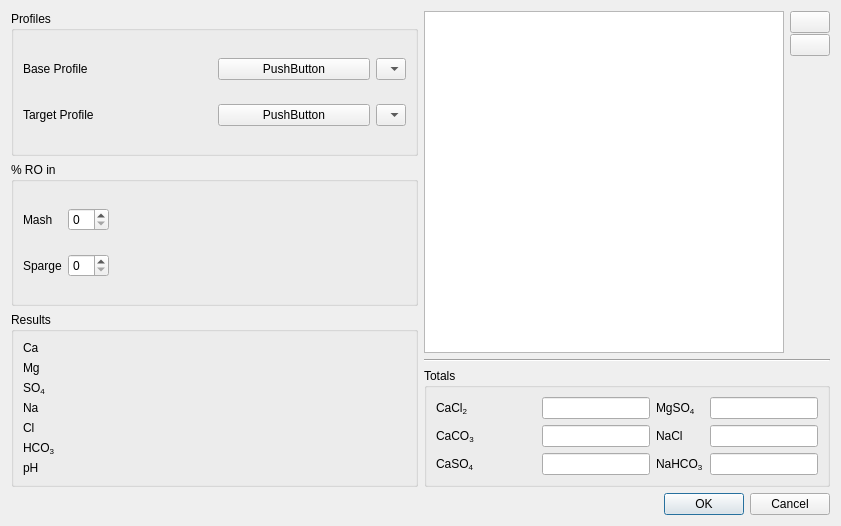
First picture: the form in ui/waterDialog.ui, repository Brewtarget/brewtarget, before the edit.
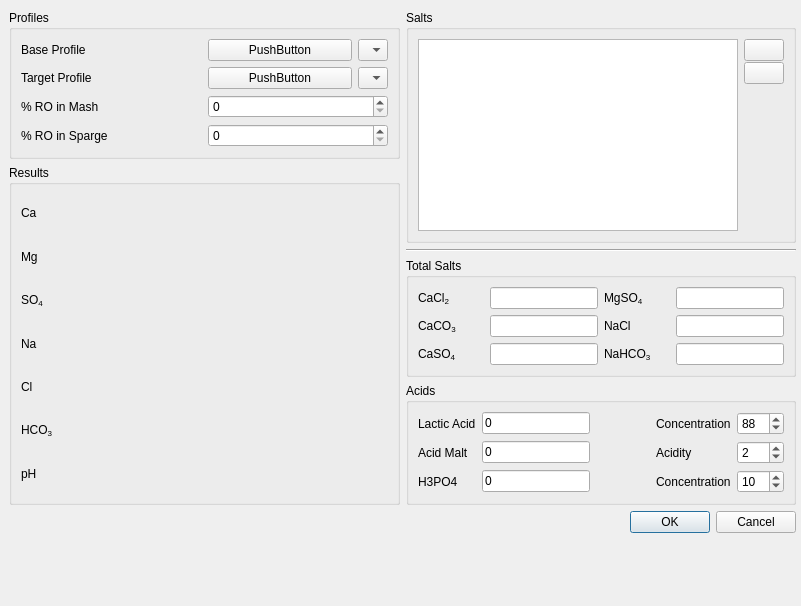
Second picture: the form after the edit. Icons and pictures are not drawn. Custom widgets are drawn as their Qt base class.

Diff of the .ui file:
```diff
--- a/ui/waterDialog.ui
+++ b/ui/waterDialog.ui
@@ -6,8 +6,8 @@
    <rect>
     <x>0</x>
     <y>0</y>
-    <width>841</width>
-    <height>526</height>
+    <width>801</width>
+    <height>606</height>
    </rect>
   </property>
   <property name="sizePolicy">
@@ -25,57 +25,26 @@
   <property name="windowTitle">
    <string>Dialog</string>
   </property>
-  <layout class="QVBoxLayout" name="verticalLayout_3">
+  <widget class="QWidget" name="layoutWidget">
+   <property name="geometry">
+    <rect>
+     <x>9</x>
+     <y>10</y>
+     <width>787</width>
+     <height>613</height>
+    </rect>
+   </property>
+   <layout class="QVBoxLayout" name="verticalLayout_4">
    <item>
-    <layout class="QHBoxLayout" name="horizontalLayout_2">
+     <layout class="QHBoxLayout" name="horizontalLayout">
      <item>
-      <layout class="QVBoxLayout" name="verticalLayout_left">
+       <layout class="QVBoxLayout" name="verticalLayout_left" stretch="0,1">
        <item>
         <widget class="QGroupBox" name="groupBox_profiles">
          <property name="title">
           <string>Profiles</string>
          </property>
          <layout class="QGridLayout" name="gridLayout_2">
-          <item row="1" column="0">
-           <widget class="QLabel" name="label_targetProfile">
-            <property name="text">
-             <string>Target Profile</string>
-            </property>
-           </widget>
-          </item>
-          <item row="0" column="1">
-           <layout class="QHBoxLayout" name="horizontalLayout_baseButtons">
-            <item>
-             <widget class="WaterButton" name="baseProfileButton">
-              <property name="text">
-               <string>PushButton</string>
-              </property>
-             </widget>
-            </item>
-            <item>
-             <widget class="CustomComboBox" name="baseProfileCombo">
-              <property name="sizePolicy">
-               <sizepolicy hsizetype="Minimum" vsizetype="Fixed">
-                <horstretch>0</horstretch>
-                <verstretch>0</verstretch>
-               </sizepolicy>
-              </property>
-              <property name="minimumSize">
-               <size>
-                <width>30</width>
-                <height>0</height>
-               </size>
-              </property>
-              <property name="maximumSize">
-               <size>
-                <width>30</width>
-                <height>16777215</height>
-               </size>
-              </property>
-             </widget>
-            </item>
-           </layout>
-          </item>
           <item row="0" column="0">
            <widget class="QLabel" name="label_baseProfile">
             <property name="text">
@@ -83,6 +52,23 @@
             </property>
            </widget>
           </item>
+           <item row="2" column="1">
+            <widget class="QSpinBox" name="spinBox_mashRO"/>
+           </item>
+           <item row="3" column="0">
+            <widget class="QLabel" name="label_spargeRO">
+             <property name="text">
+              <string>% RO in Sparge</string>
+             </property>
+            </widget>
+           </item>
+           <item row="1" column="0">
+            <widget class="QLabel" name="label_targetProfile">
+             <property name="text">
+              <string>Target Profile</string>
+             </property>
+            </widget>
+           </item>
           <item row="1" column="1">
            <layout class="QHBoxLayout" name="horizontalLayout_targetButtons">
             <item>
@@ -116,48 +102,49 @@
             </item>
            </layout>
           </item>
-         </layout>
-        </widget>
-       </item>
-       <item>
-        <widget class="QGroupBox" name="groupBox_percentRO">
-         <property name="title">
-          <string>% RO in</string>
-         </property>
-         <layout class="QGridLayout" name="gridLayout_3">
-          <item row="1" column="1">
-           <widget class="QLabel" name="label_spargeRO">
-            <property name="text">
-             <string>Sparge</string>
-            </property>
-           </widget>
-          </item>
-          <item row="1" column="2">
+           <item row="3" column="1">
            <widget class="QSpinBox" name="spinBox_spargeRO"/>
           </item>
-          <item row="0" column="2">
-           <widget class="QSpinBox" name="spinBox_mashRO"/>
-          </item>
           <item row="0" column="1">
+            <layout class="QHBoxLayout" name="horizontalLayout_baseButtons">
+             <item>
+              <widget class="WaterButton" name="baseProfileButton">
+               <property name="text">
+                <string>PushButton</string>
+               </property>
+              </widget>
+             </item>
+             <item>
+              <widget class="CustomComboBox" name="baseProfileCombo">
+               <property name="sizePolicy">
+                <sizepolicy hsizetype="Minimum" vsizetype="Fixed">
+                 <horstretch>0</horstretch>
+                 <verstretch>0</verstretch>
+                </sizepolicy>
+               </property>
+               <property name="minimumSize">
+                <size>
+                 <width>30</width>
+                 <height>0</height>
+                </size>
+               </property>
+               <property name="maximumSize">
+                <size>
+                 <width>30</width>
+                 <height>16777215</height>
+                </size>
+               </property>
+              </widget>
+             </item>
+            </layout>
+           </item>
+           <item row="2" column="0">
            <widget class="QLabel" name="label_mashRO">
             <property name="text">
-             <string>Mash</string>
+              <string>% RO in Mash</string>
             </property>
            </widget>
           </item>
-          <item row="0" column="3">
-           <spacer name="horizontalSpacer">
-            <property name="orientation">
-             <enum>Qt::Horizontal</enum>
-            </property>
-            <property name="sizeHint" stdset="0">
-             <size>
-              <width>40</width>
-              <height>20</height>
-             </size>
-            </property>
-           </spacer>
-          </item>
          </layout>
         </widget>
        </item>
@@ -404,11 +391,22 @@
       </layout>
      </item>
      <item>
-      <layout class="QVBoxLayout" name="verticalLayout_2">
+       <layout class="QVBoxLayout" name="verticalLayout_3">
        <item>
-        <layout class="QHBoxLayout" name="horizontalLayout">
+         <widget class="QGroupBox" name="groupBox">
+          <property name="title">
+           <string>Salts</string>
+          </property>
+          <property name="flat">
+           <bool>true</bool>
+          </property>
+          <layout class="QHBoxLayout" name="horizontalLayout_3">
          <item>
-          <widget class="QTableView" name="tableView_salts"/>
+            <widget class="QTableView" name="tableView_salts">
+             <property name="alternatingRowColors">
+              <bool>true</bool>
+             </property>
+            </widget>
          </item>
          <item>
           <layout class="QVBoxLayout" name="verticalLayout_ferm">
@@ -459,6 +457,7 @@
           </layout>
          </item>
         </layout>
+         </widget>
        </item>
        <item>
         <widget class="Line" name="line">
@@ -470,109 +469,20 @@
        <item>
         <widget class="QGroupBox" name="groupBox_total">
          <property name="title">
-          <string>Totals</string>
+           <string>Total Salts</string>
          </property>
          <layout class="QGridLayout" name="gridLayout">
-          <item row="2" column="0">
-           <layout class="QHBoxLayout" name="horizontalLayout_totalcaso4">
-            <item>
-             <widget class="BtMassLabel" name="label_totalcaso4">
-              <property name="text">
-               <string>&lt;html&gt;&lt;head/&gt;&lt;body&gt;&lt;p&gt;CaSO&lt;span style=&quot; vertical-align:sub;&quot;&gt;4&lt;/span&gt;&lt;/p&gt;&lt;/body&gt;&lt;/html&gt;</string>
-              </property>
-              <property name="buddy">
-               <cstring>lineEdit_totalcaso4</cstring>
-              </property>
-             </widget>
-            </item>
-            <item>
-             <widget class="BtMassEdit" name="lineEdit_totalcaso4">
-              <property name="sizePolicy">
-               <sizepolicy hsizetype="Minimum" vsizetype="Fixed">
-                <horstretch>0</horstretch>
-                <verstretch>0</verstretch>
-               </sizepolicy>
-              </property>
-              <property name="maximumSize">
-               <size>
-                <width>16777215</width>
-                <height>16777215</height>
-               </size>
-              </property>
-             </widget>
-            </item>
-           </layout>
-          </item>
-          <item row="0" column="1">
-           <layout class="QHBoxLayout" name="horizontalLayout_totalmgso4">
-            <item>
-             <widget class="BtMassLabel" name="label_totalmgs04">
-              <property name="text">
-               <string>&lt;html&gt;&lt;head/&gt;&lt;body&gt;&lt;p&gt;MgSO&lt;span style=&quot; vertical-align:sub;&quot;&gt;4&lt;/span&gt;&lt;/p&gt;&lt;/body&gt;&lt;/html&gt;</string>
-              </property>
-              <property name="buddy">
-               <cstring>lineEdit_totalmgso4</cstring>
-              </property>
-             </widget>
-            </item>
-            <item>
-             <widget class="BtMassEdit" name="lineEdit_totalmgso4">
-              <property name="sizePolicy">
-               <sizepolicy hsizetype="Minimum" vsizetype="Fixed">
-                <horstretch>0</horstretch>
-                <verstretch>0</verstretch>
-               </sizepolicy>
-              </property>
-              <property name="maximumSize">
-               <size>
-                <width>16777215</width>
-                <height>16777215</height>
-               </size>
-              </property>
-             </widget>
-            </item>
-           </layout>
-          </item>
-          <item row="2" column="1">
-           <layout class="QHBoxLayout" name="horizontalLayout_totalnahco3">
-            <item>
-             <widget class="BtMassLabel" name="label_totalnahco3">
-              <property name="text">
-               <string>&lt;html&gt;&lt;head/&gt;&lt;body&gt;&lt;p&gt;NaHCO&lt;span style=&quot; vertical-align:sub;&quot;&gt;3&lt;/span&gt;&lt;/p&gt;&lt;/body&gt;&lt;/html&gt;</string>
-              </property>
-              <property name="buddy">
-               <cstring>lineEdit_totalnahco3</cstring>
-              </property>
-             </widget>
-            </item>
-            <item>
-             <widget class="BtMassEdit" name="lineEdit_totalnahco3">
-              <property name="sizePolicy">
-               <sizepolicy hsizetype="Minimum" vsizetype="Fixed">
-                <horstretch>0</horstretch>
-                <verstretch>0</verstretch>
-               </sizepolicy>
-              </property>
-              <property name="maximumSize">
-               <size>
-                <width>16777215</width>
-                <height>16777215</height>
-               </size>
-              </property>
-             </widget>
-            </item>
-           </layout>
-          </item>
-          <item row="0" column="0">
-           <layout class="QHBoxLayout" name="horizontalLayout_totalcacl2">
-            <item>
+           <item row="0" column="0" colspan="2">
              <widget class="BtMassLabel" name="label_totalcacl2">
               <property name="sizePolicy">
-               <sizepolicy hsizetype="Expanding" vsizetype="Preferred">
+              <sizepolicy hsizetype="Minimum" vsizetype="Fixed">
                 <horstretch>0</horstretch>
                 <verstretch>0</verstretch>
                </sizepolicy>
               </property>
+             <property name="contextMenuPolicy">
+              <enum>Qt::CustomContextMenu</enum>
+             </property>
               <property name="text">
                <string>&lt;html&gt;&lt;head/&gt;&lt;body&gt;&lt;p&gt;CaCl&lt;span style=&quot; vertical-align:sub;&quot;&gt;2&lt;/span&gt;&lt;/p&gt;&lt;/body&gt;&lt;/html&gt;</string>
               </property>
@@ -581,7 +491,7 @@
               </property>
              </widget>
             </item>
-            <item>
+           <item row="0" column="2" colspan="2">
              <widget class="BtMassEdit" name="lineEdit_totalcacl2">
               <property name="sizePolicy">
                <sizepolicy hsizetype="Minimum" vsizetype="Fixed">
@@ -595,24 +505,38 @@
                 <height>16777215</height>
                </size>
               </property>
-             </widget>
-            </item>
-           </layout>
-          </item>
-          <item row="1" column="1">
-           <layout class="QHBoxLayout" name="horizontalLayout_totalnacl">
-            <item>
-             <widget class="BtMassLabel" name="label_totalnacl">
+             <property name="focusPolicy">
+              <enum>Qt::NoFocus</enum>
+             </property>
+             <property name="acceptDrops">
+              <bool>false</bool>
+             </property>
+             <property name="readOnly">
+              <bool>true</bool>
+             </property>
+            </widget>
+           </item>
+           <item row="0" column="4" colspan="2">
+            <widget class="BtMassLabel" name="label_totalmgs04">
+             <property name="sizePolicy">
+              <sizepolicy hsizetype="Minimum" vsizetype="Fixed">
+               <horstretch>0</horstretch>
+               <verstretch>0</verstretch>
+              </sizepolicy>
+             </property>
+             <property name="contextMenuPolicy">
+              <enum>Qt::CustomContextMenu</enum>
+             </property>
               <property name="text">
-               <string>&lt;html&gt;&lt;head/&gt;&lt;body&gt;&lt;p&gt;NaCl&lt;/p&gt;&lt;/body&gt;&lt;/html&gt;</string>
+              <string>&lt;html&gt;&lt;head/&gt;&lt;body&gt;&lt;p&gt;MgSO&lt;span style=&quot; vertical-align:sub;&quot;&gt;4&lt;/span&gt;&lt;/p&gt;&lt;/body&gt;&lt;/html&gt;</string>
               </property>
               <property name="buddy">
-               <cstring>lineEdit_totalnacl</cstring>
+              <cstring>lineEdit_totalmgso4</cstring>
               </property>
              </widget>
             </item>
-            <item>
-             <widget class="BtMassEdit" name="lineEdit_totalnacl">
+           <item row="0" column="6" colspan="2">
+            <widget class="BtMassEdit" name="lineEdit_totalmgso4">
               <property name="sizePolicy">
                <sizepolicy hsizetype="Minimum" vsizetype="Fixed">
                 <horstretch>0</horstretch>
@@ -625,14 +549,28 @@
                 <height>16777215</height>
                </size>
               </property>
-             </widget>
-            </item>
-           </layout>
-          </item>
-          <item row="1" column="0">
-           <layout class="QHBoxLayout" name="horizontalLayout_totalcaco3">
-            <item>
+             <property name="focusPolicy">
+              <enum>Qt::NoFocus</enum>
+             </property>
+             <property name="acceptDrops">
+              <bool>false</bool>
+             </property>
+             <property name="readOnly">
+              <bool>true</bool>
+             </property>
+            </widget>
+           </item>
+           <item row="1" column="0" colspan="2">
              <widget class="BtMassLabel" name="label_totalcaco3">
+             <property name="sizePolicy">
+              <sizepolicy hsizetype="Minimum" vsizetype="Fixed">
+               <horstretch>0</horstretch>
+               <verstretch>0</verstretch>
+              </sizepolicy>
+             </property>
+             <property name="contextMenuPolicy">
+              <enum>Qt::CustomContextMenu</enum>
+             </property>
               <property name="text">
                <string>&lt;html&gt;&lt;head/&gt;&lt;body&gt;&lt;p&gt;CaCO&lt;span style=&quot; vertical-align:sub;&quot;&gt;3&lt;/span&gt;&lt;/p&gt;&lt;/body&gt;&lt;/html&gt;</string>
               </property>
@@ -641,7 +579,7 @@
               </property>
              </widget>
             </item>
-            <item>
+           <item row="1" column="2" colspan="2">
              <widget class="BtMassEdit" name="lineEdit_totalcaco3">
               <property name="sizePolicy">
                <sizepolicy hsizetype="Minimum" vsizetype="Fixed">
@@ -655,12 +593,300 @@
                 <height>16777215</height>
                </size>
               </property>
-             </widget>
-            </item>
-           </layout>
-          </item>
-         </layout>
-        </widget>
+             <property name="focusPolicy">
+              <enum>Qt::NoFocus</enum>
+             </property>
+             <property name="acceptDrops">
+              <bool>false</bool>
+             </property>
+             <property name="readOnly">
+              <bool>true</bool>
+             </property>
+            </widget>
+           </item>
+           <item row="1" column="4" colspan="2">
+            <widget class="BtMassLabel" name="label_totalnacl">
+             <property name="sizePolicy">
+              <sizepolicy hsizetype="Minimum" vsizetype="Fixed">
+               <horstretch>0</horstretch>
+               <verstretch>0</verstretch>
+              </sizepolicy>
+             </property>
+             <property name="minimumSize">
+              <size>
+               <width>0</width>
+               <height>0</height>
+              </size>
+             </property>
+             <property name="maximumSize">
+              <size>
+               <width>16777215</width>
+               <height>16777215</height>
+              </size>
+             </property>
+             <property name="contextMenuPolicy">
+              <enum>Qt::CustomContextMenu</enum>
+             </property>
+             <property name="text">
+              <string>&lt;html&gt;&lt;head/&gt;&lt;body&gt;&lt;p&gt;NaCl  &lt;/p&gt;&lt;/body&gt;&lt;/html&gt;</string>
+             </property>
+             <property name="buddy">
+              <cstring>lineEdit_totalnacl</cstring>
+             </property>
+            </widget>
+           </item>
+           <item row="1" column="6" colspan="2">
+            <widget class="BtMassEdit" name="lineEdit_totalnacl">
+             <property name="sizePolicy">
+              <sizepolicy hsizetype="Minimum" vsizetype="Fixed">
+               <horstretch>0</horstretch>
+               <verstretch>0</verstretch>
+              </sizepolicy>
+             </property>
+             <property name="maximumSize">
+              <size>
+               <width>16777215</width>
+               <height>16777215</height>
+              </size>
+             </property>
+             <property name="focusPolicy">
+              <enum>Qt::NoFocus</enum>
+             </property>
+             <property name="readOnly">
+              <bool>true</bool>
+             </property>
+            </widget>
+           </item>
+           <item row="2" column="0" colspan="2">
+            <widget class="BtMassLabel" name="label_totalcaso4">
+             <property name="sizePolicy">
+              <sizepolicy hsizetype="Minimum" vsizetype="Fixed">
+               <horstretch>0</horstretch>
+               <verstretch>0</verstretch>
+              </sizepolicy>
+             </property>
+             <property name="contextMenuPolicy">
+              <enum>Qt::CustomContextMenu</enum>
+             </property>
+             <property name="text">
+              <string>&lt;html&gt;&lt;head/&gt;&lt;body&gt;&lt;p&gt;CaSO&lt;span style=&quot; vertical-align:sub;&quot;&gt;4&lt;/span&gt;&lt;/p&gt;&lt;/body&gt;&lt;/html&gt;</string>
+             </property>
+             <property name="buddy">
+              <cstring>lineEdit_totalcaso4</cstring>
+             </property>
+            </widget>
+           </item>
+           <item row="2" column="2" colspan="2">
+            <widget class="BtMassEdit" name="lineEdit_totalcaso4">
+             <property name="sizePolicy">
+              <sizepolicy hsizetype="Minimum" vsizetype="Fixed">
+               <horstretch>0</horstretch>
+               <verstretch>0</verstretch>
+              </sizepolicy>
+             </property>
+             <property name="maximumSize">
+              <size>
+               <width>16777215</width>
+               <height>16777215</height>
+              </size>
+             </property>
+             <property name="focusPolicy">
+              <enum>Qt::NoFocus</enum>
+             </property>
+             <property name="acceptDrops">
+              <bool>false</bool>
+             </property>
+             <property name="readOnly">
+              <bool>true</bool>
+             </property>
+            </widget>
+           </item>
+           <item row="2" column="4" colspan="2">
+            <widget class="BtMassLabel" name="label_totalnahco3">
+             <property name="sizePolicy">
+              <sizepolicy hsizetype="Minimum" vsizetype="Fixed">
+               <horstretch>0</horstretch>
+               <verstretch>0</verstretch>
+              </sizepolicy>
+             </property>
+             <property name="contextMenuPolicy">
+              <enum>Qt::CustomContextMenu</enum>
+             </property>
+             <property name="text">
+              <string>&lt;html&gt;&lt;head/&gt;&lt;body&gt;&lt;p&gt;NaHCO&lt;span style=&quot; vertical-align:sub;&quot;&gt;3&lt;/span&gt;&lt;/p&gt;&lt;/body&gt;&lt;/html&gt;</string>
+             </property>
+             <property name="buddy">
+              <cstring>lineEdit_totalnahco3</cstring>
+             </property>
+            </widget>
+           </item>
+           <item row="2" column="6" colspan="2">
+            <widget class="BtMassEdit" name="lineEdit_totalnahco3">
+             <property name="sizePolicy">
+              <sizepolicy hsizetype="Minimum" vsizetype="Fixed">
+               <horstretch>0</horstretch>
+               <verstretch>0</verstretch>
+              </sizepolicy>
+             </property>
+             <property name="maximumSize">
+              <size>
+               <width>16777215</width>
+               <height>16777215</height>
+              </size>
+             </property>
+             <property name="focusPolicy">
+              <enum>Qt::NoFocus</enum>
+             </property>
+             <property name="acceptDrops">
+              <bool>false</bool>
+             </property>
+             <property name="readOnly">
+              <bool>true</bool>
+             </property>
+            </widget>
+           </item>
+          </layout>
+         </widget>
+        </item>
+        <item>
+         <layout class="QVBoxLayout" name="verticalLayout_2">
+          <item>
+           <widget class="QGroupBox" name="groupBox_lactic">
+            <property name="title">
+             <string>Acids</string>
+            </property>
+            <layout class="QGridLayout" name="gridLayout_3">
+             <item row="0" column="1">
+              <widget class="BtVolumeEdit" name="lineEdit_lacticAmount">
+               <property name="text">
+                <string>0</string>
+               </property>
+               <property name="editField" stdset="0">
+                <string>lacid_amt</string>
+               </property>
+              </widget>
+             </item>
+             <item row="0" column="3">
+              <widget class="QLabel" name="label_lacticConcentration">
+               <property name="text">
+                <string>Concentration</string>
+               </property>
+              </widget>
+             </item>
+             <item row="0" column="0">
+              <widget class="BtVolumeLabel" name="label_lacticAmount">
+               <property name="contextMenuPolicy">
+                <enum>Qt::CustomContextMenu</enum>
+               </property>
+               <property name="text">
+                <string>Lactic Acid</string>
+               </property>
+               <property name="buddy">
+                <cstring>lineEdit_lacticAmount</cstring>
+               </property>
+              </widget>
+             </item>
+             <item row="0" column="4">
+              <widget class="QSpinBox" name="spinBox_lacticConcentration">
+               <property name="maximum">
+                <number>100</number>
+               </property>
+               <property name="value">
+                <number>88</number>
+               </property>
+              </widget>
+             </item>
+             <item row="0" column="2">
+              <spacer name="horizontalSpacer">
+               <property name="orientation">
+                <enum>Qt::Horizontal</enum>
+               </property>
+               <property name="sizeHint" stdset="0">
+                <size>
+                 <width>40</width>
+                 <height>20</height>
+                </size>
+               </property>
+              </spacer>
+             </item>
+             <item row="3" column="3">
+              <widget class="QLabel" name="label_acidity">
+               <property name="text">
+                <string>Acidity</string>
+               </property>
+              </widget>
+             </item>
+             <item row="3" column="4">
+              <widget class="QSpinBox" name="spinBox_acidity">
+               <property name="maximum">
+                <number>100</number>
+               </property>
+               <property name="value">
+                <number>2</number>
+               </property>
+              </widget>
+             </item>
+             <item row="3" column="1">
+              <widget class="BtMassEdit" name="lineEdit_acidAmount">
+               <property name="text">
+                <string>0</string>
+               </property>
+               <property name="editField" stdset="0">
+                <string>malt_amt</string>
+               </property>
+              </widget>
+             </item>
+             <item row="3" column="0">
+              <widget class="BtMassLabel" name="label_acidAmount">
+               <property name="contextMenuPolicy">
+                <enum>Qt::CustomContextMenu</enum>
+               </property>
+               <property name="text">
+                <string>Acid Malt</string>
+               </property>
+              </widget>
+             </item>
+             <item row="4" column="0">
+              <widget class="BtVolumeLabel" name="label_H3PO4">
+               <property name="contextMenuPolicy">
+                <enum>Qt::CustomContextMenu</enum>
+               </property>
+               <property name="text">
+                <string>H3PO4</string>
+               </property>
+               <property name="editField" stdset="0">
+                <string>H3PO4_amt</string>
+               </property>
+              </widget>
+             </item>
+             <item row="4" column="1">
+              <widget class="BtVolumeEdit" name="lineEdit_H3PO4">
+               <property name="text">
+                <string>0</string>
+               </property>
+              </widget>
+             </item>
+             <item row="4" column="3">
+              <widget class="QLabel" name="label_2">
+               <property name="text">
+                <string>Concentration</string>
+               </property>
+              </widget>
+             </item>
+             <item row="4" column="4">
+              <widget class="QSpinBox" name="spinBox_H3PO4">
+               <property name="maximum">
+                <number>100</number>
+               </property>
+               <property name="value">
+                <number>10</number>
+               </property>
+              </widget>
+             </item>
+            </layout>
+           </widget>
+          </item>
+         </layout>
        </item>
       </layout>
      </item>
@@ -668,6 +894,9 @@
    </item>
    <item>
     <widget class="QDialogButtonBox" name="buttonBox_save">
+      <property name="focusPolicy">
+       <enum>Qt::ClickFocus</enum>
+      </property>
      <property name="orientation">
       <enum>Qt::Horizontal</enum>
      </property>
@@ -676,7 +905,21 @@
      </property>
     </widget>
    </item>
-  </layout>
+    <item>
+     <spacer name="verticalSpacer">
+      <property name="orientation">
+       <enum>Qt::Vertical</enum>
+      </property>
+      <property name="sizeHint" stdset="0">
+       <size>
+        <width>20</width>
+        <height>40</height>
+       </size>
+      </property>
+     </spacer>
+    </item>
+   </layout>
+  </widget>
  </widget>
  <customwidgets>
   <customwidget>
@@ -713,6 +956,22 @@
     <slot>popContextMenu(QPoint)</slot>
    </slots>
   </customwidget>
+  <customwidget>
+   <class>BtVolumeEdit</class>
+   <extends>QLineEdit</extends>
+   <header>BtLineEdit.h</header>
+   <slots>
+    <slot>lineChanged(Unit::unitDisplay,Unit::unitScale)</slot>
+   </slots>
+  </customwidget>
+  <customwidget>
+   <class>BtVolumeLabel</class>
+   <extends>QLabel</extends>
+   <header>BtLabel.h</header>
+   <slots>
+    <signal>labelChanged(Unit::unitDisplay,Unit::unitScale)</signal>
+   </slots>
+  </customwidget>
  </customwidgets>
  <resources>
   <include location="../brewtarget.qrc"/>
```
Left out of the diff: 16 changed lines with no effect on the pictures. Lines whose indentation alone changed are shown as unchanged.
